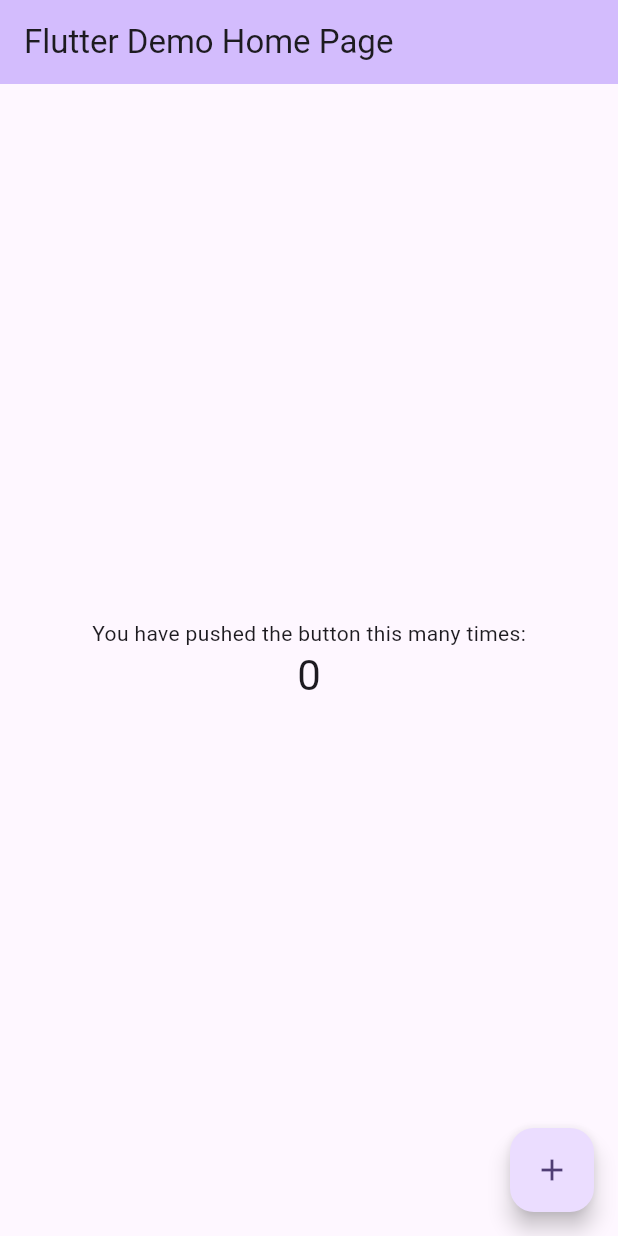
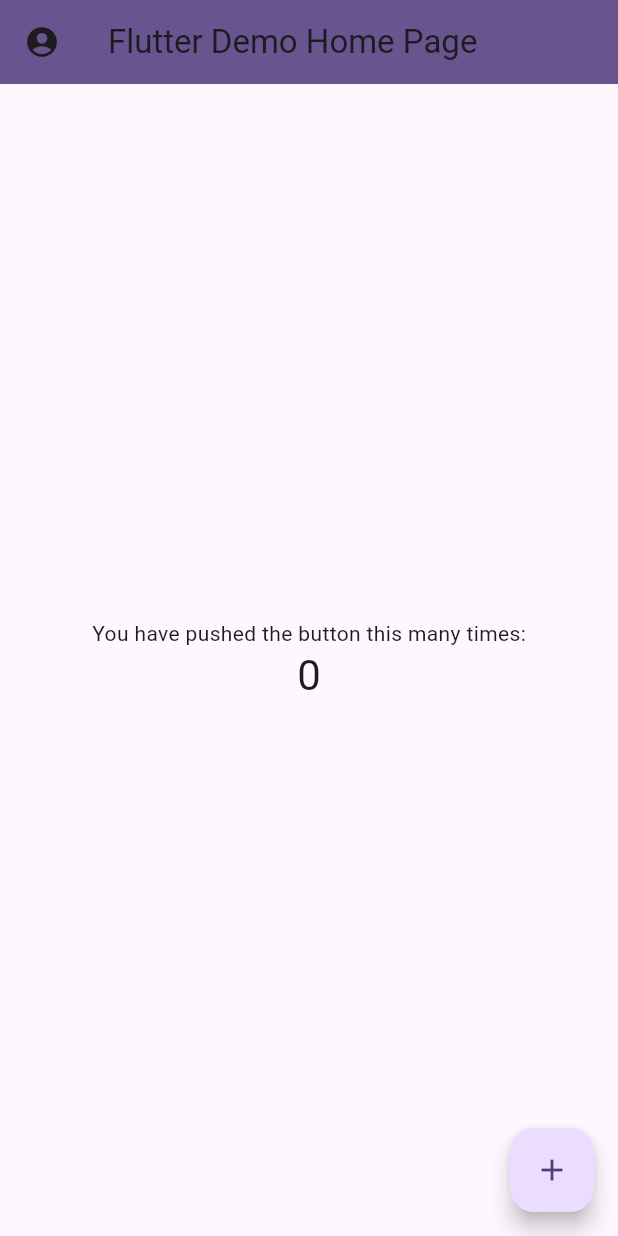
Before and after one commit to Crosline/panteon-cocktail-menu, a Flutter app: the screen it shows after launch, on a phone screen of 412 x 824 dp. Run offline on Flutter 3.47's test engine with Material 3 defaults, Android fonts, the phone set to English and light mode, and no system bars; our stand-ins replace firebase_core, firebase_database, google_sign_in; accounts and stored records are empty; statements that could not run were skipped.

```diff
--- a/lib/main.dart
+++ b/lib/main.dart
@@ -2,6 +2,8 @@ import 'package:flutter/material.dart';
 
 import 'controllers/sign_in_controller.dart';
 import 'controllers/firebase_controller.dart';
+
+import 'widgets/side_bar.dart';
 
 late final FirebaseController firebaseController;
 late final SignInController signInController;
@@ -86,13 +88,10 @@ class _MyHomePageState extends State<MyHomePage> {
     // fast, so that you can just rebuild anything that needs updating rather
     // than having to individually change instances of widgets.
     return Scaffold(
+      drawer: const SideBar(),
       appBar: AppBar(
-        // TRY THIS: Try changing the color here to a specific color (to
-        // Colors.amber, perhaps?) and trigger a hot reload to see the AppBar
-        // change color while the other colors stay the same.
-        backgroundColor: Theme.of(context).colorScheme.inversePrimary,
-        // Here we take the value from the MyHomePage object that was created by
-        // the App.build method, and use it to set our appbar title.
+        leading: SideBar.getCustomLeading(),
+        backgroundColor: Theme.of(context).colorScheme.primary,
         title: Text(widget.title),
       ),
       body: Center(
```
